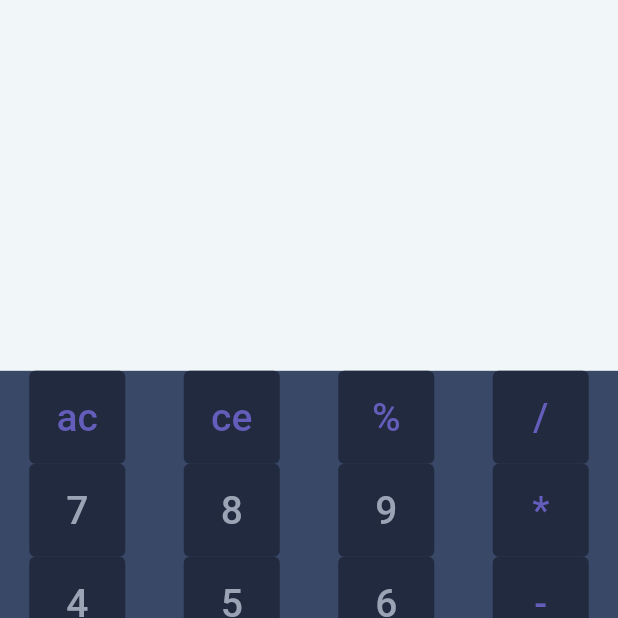
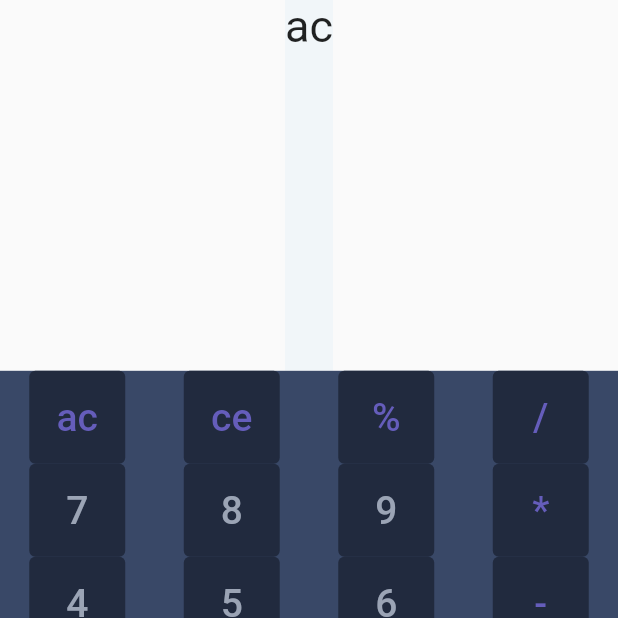
Before and after one commit to amirahmadadibi/7learnCalc, a Flutter app: the screen it shows after launch, after a tap on "ac", on a phone screen of 412 x 824 dp, the top half of it. Run offline on Flutter 3.47's test engine with Material 2 defaults, Android fonts, the phone set to English and light mode, and no system bars.

Commit message:
S06 E09 show userinput

```diff
--- a/lib/main.dart
+++ b/lib/main.dart
@@ -4,8 +4,20 @@ void main() {
   runApp(const MyApp());
 }
 
-class MyApp extends StatelessWidget {
+class MyApp extends StatefulWidget {
   const MyApp({super.key});
+
+  @override
+  State<MyApp> createState() => _MyAppState();
+}
+
+class _MyAppState extends State<MyApp> {
+  String input = '';
+  void onKeyboardItemClick(String text) {
+    setState(() {
+      input = input + text;
+    });
+  }
 
   @override
   Widget build(BuildContext context) {
@@ -18,6 +30,10 @@ class MyApp extends StatelessWidget {
                 flex: 3,
                 child: Container(
                   color: Color(0xffF1F6F9),
+                  child: Text(
+                    input,
+                    style: TextStyle(fontSize: 30),
+                  ),
                 ),
               ),
               Expanded(
@@ -26,21 +42,11 @@ class MyApp extends StatelessWidget {
                     color: Color(0xff394867),
                     child: Column(
                       children: [
-                        KeyboardRow('ac', 'ce', '%', '/', (itemLable) {
-                          print(itemLable);
-                        }),
-                        KeyboardRow('7', '8', '9', '*', (itemLable) {
-                          print(itemLable);
-                        }),
-                        KeyboardRow('4', '5', '6', '-', (itemLable) {
-                          print(itemLable);
-                        }),
-                        KeyboardRow('1', '2', '3', '+', (itemLable) {
-                          print(itemLable);
-                        }),
-                        KeyboardRow('00', '0', '.', '=', (itemLable) {
-                          print(itemLable);
-                        }),
+                        KeyboardRow('ac', 'ce', '%', '/', onKeyboardItemClick),
+                        KeyboardRow('7', '8', '9', '*', onKeyboardItemClick),
+                        KeyboardRow('4', '5', '6', '-', onKeyboardItemClick),
+                        KeyboardRow('1', '2', '3', '+', onKeyboardItemClick),
+                        KeyboardRow('00', '0', '.', '=', onKeyboardItemClick),
                       ],
                     )),
               )
```
